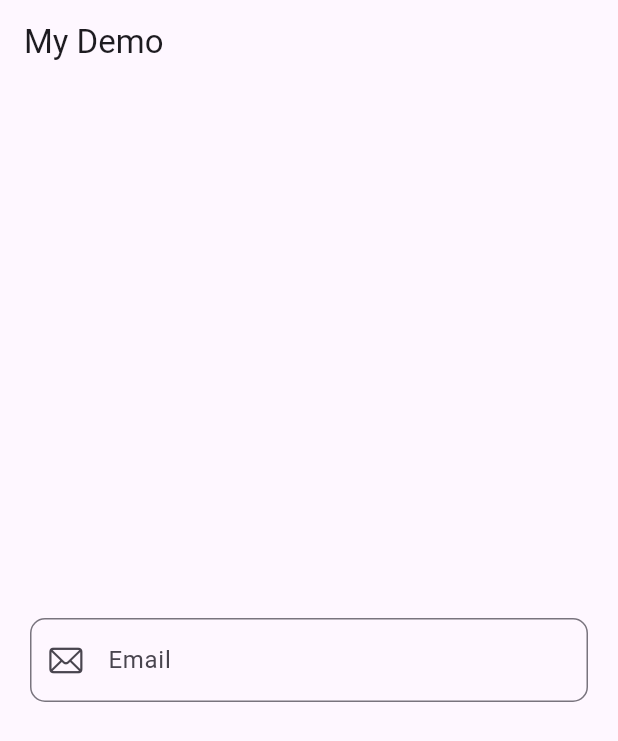
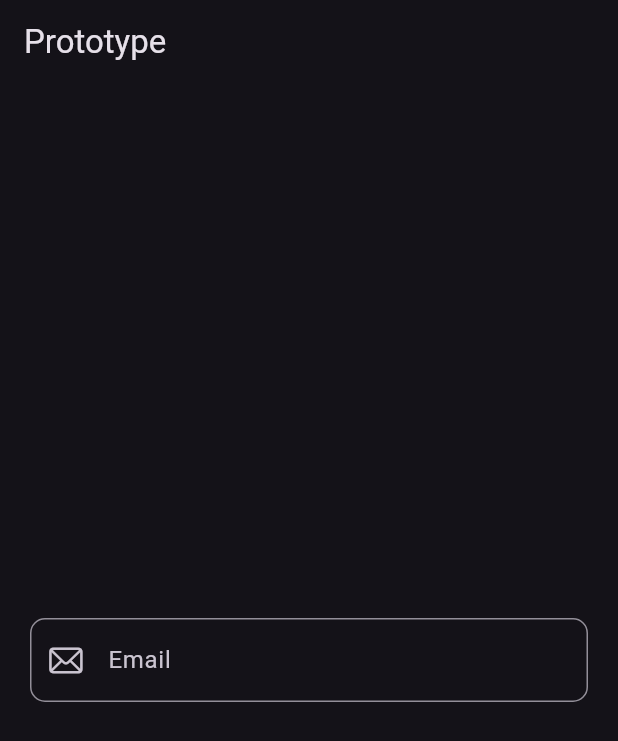
Before and after one commit to Khestra/Sample_project_flutter, a Flutter app: the screen it shows after launch, on a phone screen of 412 x 824 dp. Shown: the top 741 px of the screen. Run offline on Flutter 3.47's test engine with Material 3 defaults, Android fonts, the phone set to English and light mode, and no system bars.

Commit message:
Changed to dark theme

```diff
--- a/lib/main.dart
+++ b/lib/main.dart
@@ -18,13 +18,14 @@ class MyApp extends StatelessWidget {
   Widget build(BuildContext context) {
     return MaterialApp(
       debugShowCheckedModeBanner: false,
+      theme: ThemeData.dark(),
       title: 'My Demo',
       home: GestureDetector(
         onTap: () {
           FocusScope.of(context).unfocus();
         },
         child: Scaffold(
-          appBar: AppBar(title: Text("My Demo")),
+          appBar: AppBar(title: Text("Prototype")),
           body: SafeArea(
             minimum: EdgeInsets.symmetric(horizontal: 20),
             child: Center(
```
